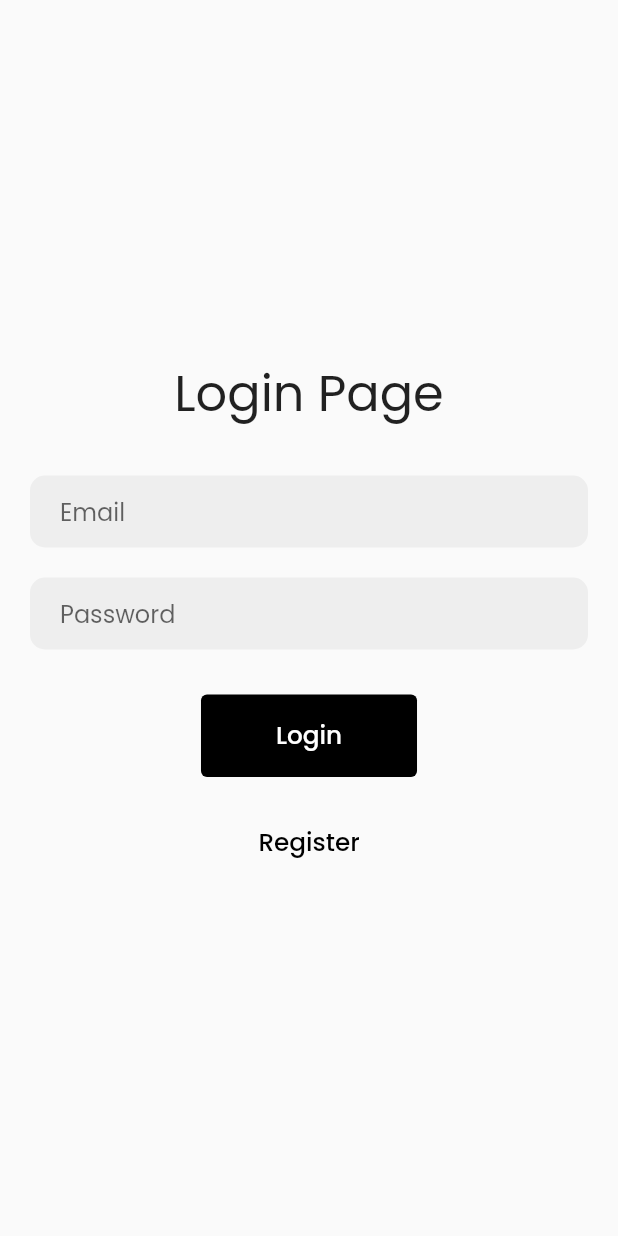
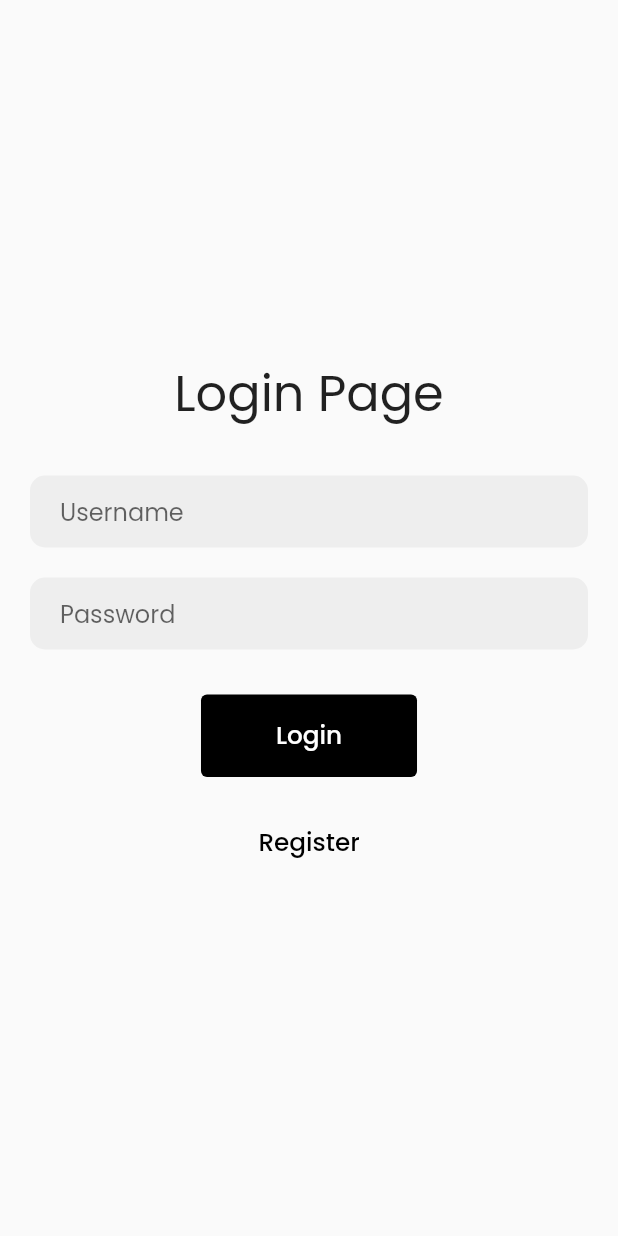
Before and after one commit to DevPrecious/forumapp, a Flutter app: the screen it shows after launch, after a tap on "Login", on a phone screen of 412 x 824 dp. Run offline on Flutter 3.47's test engine with Material 2 defaults, Android fonts, the phone set to English and light mode, and no system bars; our stand-ins replace get, get_storage, google_fonts; network calls fail.

Commit message:
[add] Login and Post

```diff
--- a/lib/constants/constants.dart
+++ b/lib/constants/constants.dart
@@ -1 +1 @@
-String url = 'http://192.168.226.1:80/api/';
+String url = 'http://192.168.60.195:80/api/';
--- a/lib/controllers/authentication.dart
+++ b/lib/controllers/authentication.dart
@@ -1,12 +1,17 @@
 import 'dart:convert';
 
-import 'package:flutter/foundation.dart';
 import 'package:forumapp/constants/constants.dart';
+import 'package:forumapp/views/home.dart';
 import 'package:get/get.dart';
 import 'package:http/http.dart' as http;
+import 'package:flutter/material.dart';
+import 'package:get_storage/get_storage.dart';
 
 class AuthenticationController extends GetxController {
   final isLoading = false.obs;
+  final token = ''.obs;
+
+  final box = GetStorage();
 
   Future register({
     required String name,
@@ -33,9 +38,60 @@ class AuthenticationController extends GetxController {
 
       if (response.statusCode == 201) {
         isLoading.value = false;
-        print(json.decode(response.body));
+        token.value = json.decode(response.body)['token'];
+        box.write('token', token.value);
+        Get.offAll(() => const HomePage());
       } else {
         isLoading.value = false;
+        Get.snackbar(
+          'Error',
+          json.decode(response.body)['message'],
+          snackPosition: SnackPosition.TOP,
+          backgroundColor: Colors.red,
+          colorText: Colors.white,
+        );
+        print(json.decode(response.body));
+      }
+    } catch (e) {
+      isLoading.value = false;
+
+      print(e.toString());
+    }
+  }
+
+  Future login({
+    required String username,
+    required String password,
+  }) async {
+    try {
+      isLoading.value = true;
+      var data = {
+        'username': username,
+        'password': password,
+      };
+
+      var response = await http.post(
+        Uri.parse('${url}login'),
+        headers: {
+          'Accept': 'application/json',
+        },
+        body: data,
+      );
+
+      if (response.statusCode == 200) {
+        isLoading.value = false;
+        token.value = json.decode(response.body)['token'];
+        box.write('token', token.value);
+        Get.offAll(() => const HomePage());
+      } else {
+        isLoading.value = false;
+        Get.snackbar(
+          'Error',
+          json.decode(response.body)['message'],
+          snackPosition: SnackPosition.TOP,
+          backgroundColor: Colors.red,
+          colorText: Colors.white,
+        );
         print(json.decode(response.body));
       }
     } catch (e) {
--- a/lib/main.dart
+++ b/lib/main.dart
@@ -1,6 +1,8 @@
 import 'package:flutter/material.dart';
 import 'package:get/get.dart';
+import 'package:get_storage/get_storage.dart';
 import 'views/login_page.dart';
+import 'views/home.dart';
 
 void main() {
   runApp(const MyApp());
@@ -12,10 +14,12 @@ class MyApp extends StatelessWidget {
   // This widget is the root of your application.
   @override
   Widget build(BuildContext context) {
-    return const GetMaterialApp(
+    final box = GetStorage();
+    final token = box.read('token');
+    return GetMaterialApp(
       debugShowCheckedModeBanner: false,
       title: 'Forum App',
-      home: LoginPage(),
+      home: token == null ? const LoginPage() : const HomePage(),
     );
   }
 }
--- a/lib/views/login_page.dart
+++ b/lib/views/login_page.dart
@@ -1,4 +1,5 @@
 import 'package:flutter/material.dart';
+import 'package:forumapp/controllers/authentication.dart';
 import 'package:forumapp/views/register_page.dart';
 import './widgets/input_widget.dart';
 import 'package:google_fonts/google_fonts.dart';
@@ -12,8 +13,10 @@ class LoginPage extends StatefulWidget {
 }
 
 class _LoginPageState extends State<LoginPage> {
-  final TextEditingController _emailController = TextEditingController();
+  final TextEditingController _usernameController = TextEditingController();
   final TextEditingController _passwordController = TextEditingController();
+  final AuthenticationController _authenticationController =
+      Get.put(AuthenticationController());
 
   @override
   Widget build(BuildContext context) {
@@ -37,9 +40,9 @@ class _LoginPageState extends State<LoginPage> {
                 height: 30,
               ),
               InputWidget(
-                hintText: 'Email',
+                hintText: 'Username',
                 obscureText: false,
-                controller: _emailController,
+                controller: _usernameController,
               ),
               const SizedBox(
                 height: 20,
@@ -61,13 +64,24 @@ class _LoginPageState extends State<LoginPage> {
                     vertical: 15,
                   ),
                 ),
-                onPressed: () {},
-                child: Text(
-                  'Login',
-                  style: GoogleFonts.poppins(
-                    fontSize: size * 0.040,
-                  ),
-                ),
+                onPressed: () async {
+                  await _authenticationController.login(
+                    username: _usernameController.text.trim(),
+                    password: _passwordController.text.trim(),
+                  );
+                },
+                child: Obx(() {
+                  return _authenticationController.isLoading.value
+                      ? const CircularProgressIndicator(
+                          color: Colors.white,
+                        )
+                      : Text(
+                          'Login',
+                          style: GoogleFonts.poppins(
+                            fontSize: size * 0.040,
+                          ),
+                        );
+                }),
               ),
               const SizedBox(
                 height: 20,
--- a/pubspec.yaml
+++ b/pubspec.yaml
@@ -39,6 +39,7 @@ dependencies:
   google_fonts: ^3.0.1
   get: ^4.6.5
   http: ^0.13.5
+  get_storage: ^2.0.3
 
 dev_dependencies:
   flutter_test:
```
Also changed, not shown: lib/controllers/post_controller.dart (added, +42 -0 lines), lib/models/post_model.dart (added, +89 -0 lines), lib/views/home.dart (added, +90 -0 lines), lib/views/widgets/post_data.dart (added, +57 -0 lines), lib/views/widgets/post_field.dart (added, +35 -0 lines), pubspec.lock.
